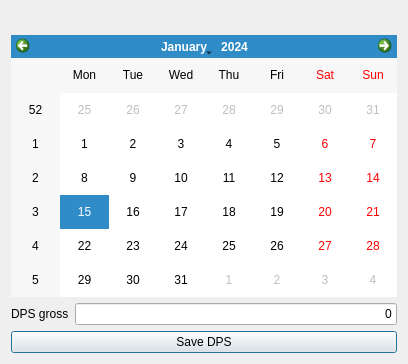
turulomio/xulpymoney, file xulpymoney/ui/frmDPSAdd.ui: the form before one commit.
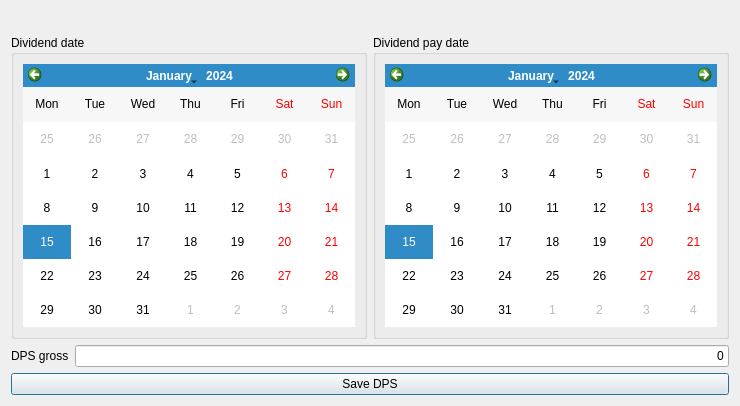
The form after the commit. Icons and pictures are not drawn. Custom widgets are drawn as their Qt base class.

Commit message: Added paydate to product DPS. Fixes #178. Fixed bug adding dividend from product dps. Fixes #179

Diff of the .ui file:
```diff
--- a/xulpymoney/ui/frmDPSAdd.ui
+++ b/xulpymoney/ui/frmDPSAdd.ui
@@ -9,8 +9,8 @@
    <rect>
     <x>0</x>
     <y>0</y>
-    <width>408</width>
-    <height>364</height>
+    <width>740</width>
+    <height>406</height>
    </rect>
   </property>
   <property name="windowTitle">
@@ -23,7 +23,7 @@
   <property name="modal">
    <bool>true</bool>
   </property>
-  <layout class="QHBoxLayout" name="horizontalLayout_4">
+  <layout class="QHBoxLayout" name="horizontalLayout_3">
    <item>
     <layout class="QVBoxLayout" name="verticalLayout">
      <item>
@@ -44,7 +44,36 @@
      <item>
       <layout class="QHBoxLayout" name="horizontalLayout">
        <item>
-        <widget class="QCalendarWidget" name="calendar"/>
+        <widget class="QGroupBox" name="groupBox">
+         <property name="title">
+          <string>Dividend date</string>
+         </property>
+         <layout class="QHBoxLayout" name="horizontalLayout_4">
+          <item>
+           <widget class="QCalendarWidget" name="calendar">
+            <property name="verticalHeaderFormat">
+             <enum>QCalendarWidget::NoVerticalHeader</enum>
+            </property>
+           </widget>
+          </item>
+         </layout>
+        </widget>
+       </item>
+       <item>
+        <widget class="QGroupBox" name="groupBox_2">
+         <property name="title">
+          <string>Dividend pay date</string>
+         </property>
+         <layout class="QHBoxLayout" name="horizontalLayout_5">
+          <item>
+           <widget class="QCalendarWidget" name="calendarPay">
+            <property name="verticalHeaderFormat">
+             <enum>QCalendarWidget::NoVerticalHeader</enum>
+            </property>
+           </widget>
+          </item>
+         </layout>
+        </widget>
        </item>
       </layout>
      </item>
```
The commit also changes 4 other files.
